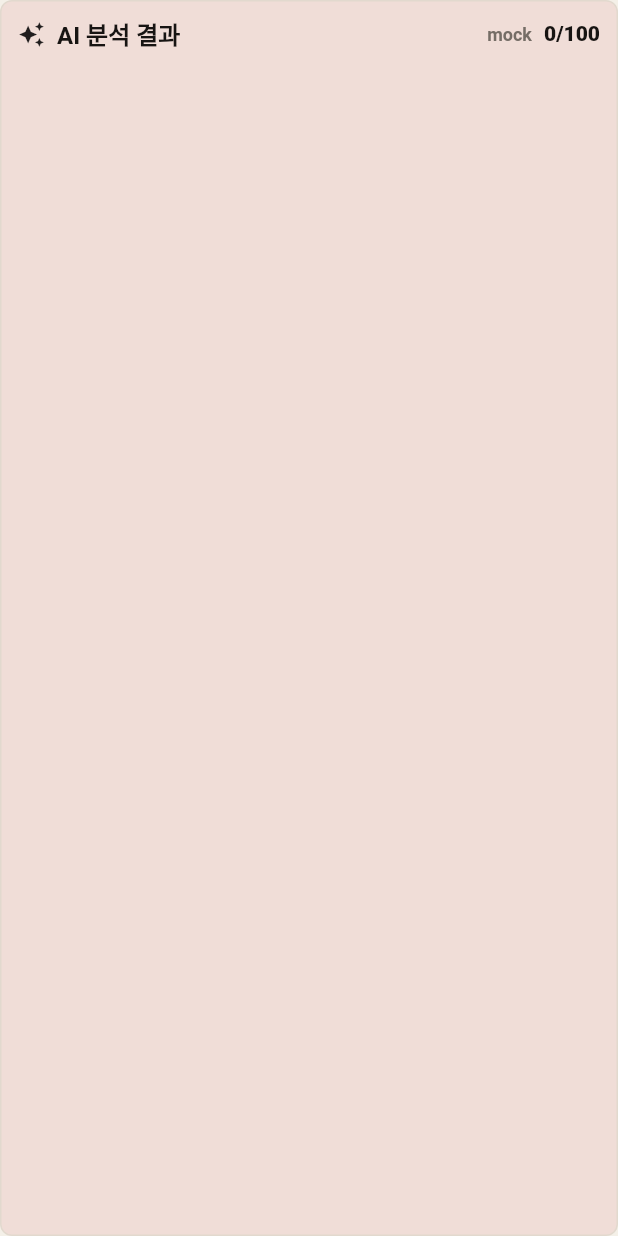
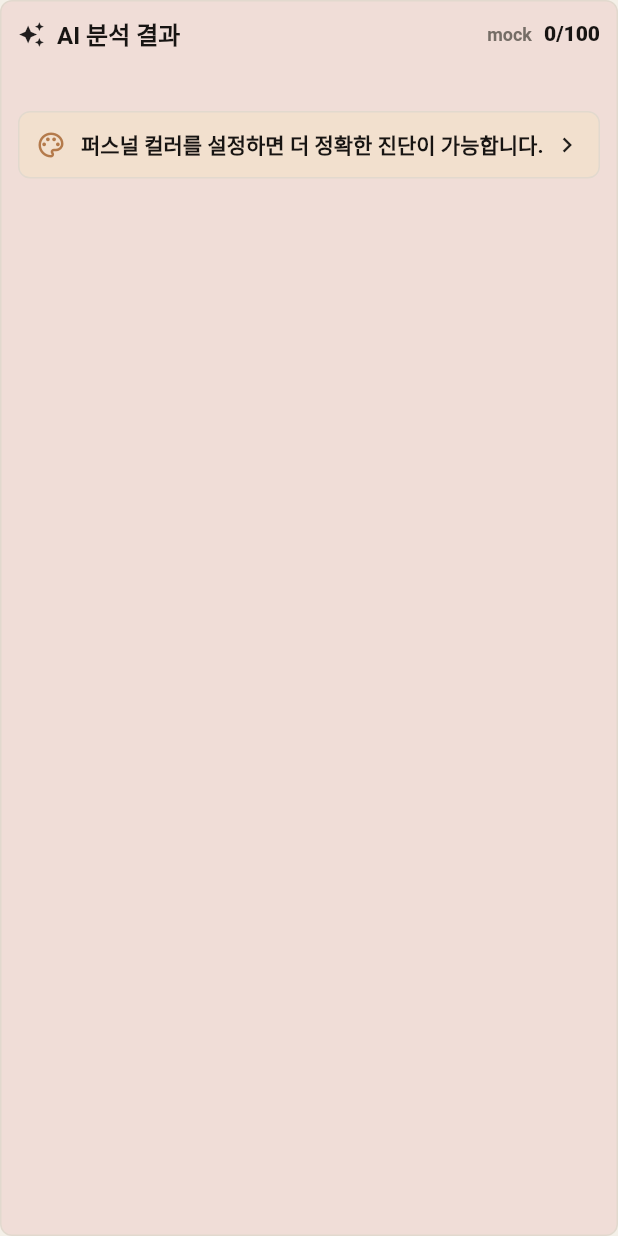
Before and after one commit to kjs3047/fitface, a Flutter app: the _SnapshotAiResultCard widget shown alone on an empty page, opened directly with empty values, on a phone screen of 412 x 824 dp. Run offline on Flutter 3.47's test engine with Material 3 defaults, Android fonts, the phone set to English and light mode, and no system bars; our stand-ins replace camera, flutter_riverpod, image_picker, permission_handler.

Commit message:
Fix overlay/AI lifecycle bugs and inject personal color into AI judgments
버그 픽스:
- 오버레이 위치/크기/투명도가 재시작 시 사라지던 문제 수정
  (CameraOverlayNotifier에 debounce 자동 저장 연결)
- OpenAI 어댑터 HttpClient 누수 정리 (Provider 1회 생성 + onDispose close)
- 앱→프록시 / 프록시→OpenAI 요청에 타임아웃 추가 (무한 "분석 중" 방지)
- 얼굴 사진 변경 후 메인 복귀 시 카메라가 간헐적으로 안 켜지던 문제 수정
  (camera_match에 lifecycle observer + init 토큰 레이스 가드 + 1회 자동 재시도)

기능:
- 저장된 퍼스널 컬러 진단을 모든 AI 판단(스냅샷/비교) 프롬프트에 주입,
  미설정 시 사진 정보만 사용하고 결과 화면에 설정 안내 배너 노출
  (AiAnalysisResult.usedPersonalColor 플래그 + PersonalColorHintBanner)

Co-Authored-By: Claude Fable 5 <noreply@anthropic.com>

```diff
--- a/lib/data/models/ai_analysis_result.dart
+++ b/lib/data/models/ai_analysis_result.dart
@@ -14,6 +14,7 @@ class AiAnalysisResult {
     this.analysisMode = 'imageAndFeatures',
     this.createdAt,
     this.rawFeatureSummary,
+    this.usedPersonalColor = false,
   });
 
   final int score;
@@ -31,6 +32,10 @@ class AiAnalysisResult {
   final DateTime? createdAt;
   final Map<String, dynamic>? rawFeatureSummary;
 
+  /// 저장된 퍼스널 컬러 결과가 분석 프롬프트에 반영됐는지 여부.
+  /// false면 UI에서 "퍼스널 컬러를 설정하면 더 정확해집니다" 안내를 띄운다.
+  final bool usedPersonalColor;
+
   AiAnalysisResult copyWith({
     int? score,
     String? comment,
@@ -46,6 +51,7 @@ class AiAnalysisResult {
     String? analysisMode,
     DateTime? createdAt,
     Map<String, dynamic>? rawFeatureSummary,
+    bool? usedPersonalColor,
   }) {
     return AiAnalysisResult(
       score: score ?? this.score,
@@ -62,6 +68,7 @@ class AiAnalysisResult {
       analysisMode: analysisMode ?? this.analysisMode,
       createdAt: createdAt ?? this.createdAt,
       rawFeatureSummary: rawFeatureSummary ?? this.rawFeatureSummary,
+      usedPersonalColor: usedPersonalColor ?? this.usedPersonalColor,
     );
   }
 
@@ -81,6 +88,7 @@ class AiAnalysisResult {
       'analysisMode': analysisMode,
       'createdAt': createdAt?.toIso8601String(),
       'rawFeatureSummary': rawFeatureSummary,
+      'usedPersonalColor': usedPersonalColor,
     };
   }
 
@@ -108,6 +116,7 @@ class AiAnalysisResult {
       analysisMode: json['analysisMode'] as String? ?? 'imageAndFeatures',
       createdAt: DateTime.tryParse(json['createdAt'] as String? ?? ''),
       rawFeatureSummary: json['rawFeatureSummary'] as Map<String, dynamic>?,
+      usedPersonalColor: json['usedPersonalColor'] as bool? ?? false,
     );
   }
 
--- a/lib/domain/services/ai_personal_color_service.dart
+++ b/lib/domain/services/ai_personal_color_service.dart
@@ -4,7 +4,6 @@ import '../../data/models/personal_color_result.dart';
 import 'image_feature_extractor.dart';
 import 'local_gemma_personal_color_service.dart';
 import 'mock_personal_color_service.dart';
-import 'open_ai_personal_color_service.dart';
 import 'personal_color_engine_adapter.dart';
 import 'personal_color_prompt_builder.dart';
 import 'personal_color_service.dart';
@@ -131,7 +130,7 @@ class AiPersonalColorService implements PersonalColorService {
         return _localGemmaService ??
             LocalGemmaPersonalColorService(settings: settings);
       case AiEngineMode.openAi:
-        return _openAiService ?? OpenAiPersonalColorService(settings: settings);
+        return _openAiService;
       case AiEngineMode.off:
       case AiEngineMode.mock:
         return null;
--- a/lib/presentation/screens/compare/snapshot_detail_screen.dart
+++ b/lib/presentation/screens/compare/snapshot_detail_screen.dart
@@ -12,6 +12,7 @@ import '../../../providers/service_provider.dart';
 import '../../../providers/snapshot_provider.dart';
 import '../../widgets/ai_processing_status.dart';
 import '../../widgets/app_top_bar.dart';
+import '../../widgets/personal_color_hint_banner.dart';
 import 'snapshot_image_viewer_screen.dart';
 
 class SnapshotDetailScreen extends ConsumerStatefulWidget {
@@ -422,6 +423,11 @@ class _SnapshotAiResultCard extends StatelessWidget {
                 style: Theme.of(context).textTheme.bodyMedium,
               ),
             ],
+            // 캐시된 결과는 퍼스널 컬러 반영 여부를 알 수 없어 안내하지 않는다.
+            if (result.engine != 'cached' && !result.usedPersonalColor) ...[
+              const SizedBox(height: 12),
+              const PersonalColorHintBanner(visible: true),
+            ],
           ],
         ),
       ),
--- a/lib/presentation/screens/personal_color/personal_color_screen.dart
+++ b/lib/presentation/screens/personal_color/personal_color_screen.dart
@@ -245,6 +245,8 @@ class _PersonalColorScreenState extends ConsumerState<PersonalColorScreen> {
       await ref
           .read(userProfileProvider.notifier)
           .savePersonalColorType(result.type);
+      // 새 진단을 이후 AI 판단 프롬프트에 반영하기 위해 캐시를 무효화한다.
+      ref.invalidate(savedPersonalColorProvider);
       if (!mounted) {
         return;
       }
--- a/lib/presentation/screens/settings/settings_screen.dart
+++ b/lib/presentation/screens/settings/settings_screen.dart
@@ -320,6 +320,8 @@ class SettingsScreen extends ConsumerWidget {
     }
     await ref.read(snapshotProvider.notifier).clearAiResults();
     await ref.read(personalColorRepositoryProvider).clearResult();
+    // 삭제된 진단이 이후 AI 판단 프롬프트에 남지 않도록 캐시를 무효화한다.
+    ref.invalidate(savedPersonalColorProvider);
     final profile = ref.read(userProfileProvider).valueOrNull;
     if (profile?.personalColorType != null) {
       await ref.read(userProfileProvider.notifier).clearPersonalColorType();
--- /dev/null
+++ b/lib/presentation/widgets/personal_color_hint_banner.dart
@@ -0,0 +1,64 @@
+import 'package:flutter/material.dart';
+
+import '../../core/theme/app_theme.dart';
+import '../routes/route_names.dart';
+
+/// AI 판단 결과에 퍼스널 컬러가 반영되지 않았을 때, 더 정확한 진단을 위해
+/// 퍼스널 컬러 설정을 안내하는 배너. [visible]이 false면 아무것도 그리지 않는다.
+///
+/// 잉크 스플래시용 추가 레이아웃 패스를 피하려고 InkWell/Material 대신
+/// GestureDetector를 사용한다(여러 리스트/카드 안에 안전하게 중첩되도록).
+class PersonalColorHintBanner extends StatelessWidget {
+  const PersonalColorHintBanner({
+    required this.visible,
+    this.onTap,
+    super.key,
+  });
+
+  final bool visible;
+
+  /// 누르면 퍼스널 컬러 화면으로 이동. null이면 기본 동작(라우트 이동)을 쓴다.
+  final VoidCallback? onTap;
+
+  @override
+  Widget build(BuildContext context) {
+    if (!visible) {
+      return const SizedBox.shrink();
+    }
+    return GestureDetector(
+      onTap: onTap ??
+          () => Navigator.pushNamed(context, RouteNames.personalColor),
+      child: DecoratedBox(
+        key: const Key('personal-color-hint-banner'),
+        decoration: BoxDecoration(
+          color: AppTheme.bronzeSoft,
+          borderRadius: BorderRadius.circular(8),
+          border: Border.all(color: AppTheme.line),
+        ),
+        child: Padding(
+          padding: const EdgeInsets.all(12),
+          child: Row(
+            children: [
+              const Icon(
+                Icons.palette_outlined,
+                size: 20,
+                color: AppTheme.bronze,
+              ),
+              const SizedBox(width: 10),
+              Expanded(
+                child: Text(
+                  '퍼스널 컬러를 설정하면 더 정확한 진단이 가능합니다.',
+                  style: Theme.of(context).textTheme.bodyMedium?.copyWith(
+                        color: AppTheme.ink,
+                        fontWeight: FontWeight.w700,
+                      ),
+                ),
+              ),
+              const Icon(Icons.chevron_right, size: 20),
+            ],
+          ),
+        ),
+      ),
+    );
+  }
+}
```
Also changed, not shown: lib/domain/services/ai_analysis_coordinator.dart (+24 -6 lines), lib/domain/services/ai_prompt_builder.dart (+42 -0 lines), lib/domain/services/open_ai_analysis_service.dart (+27 -9 lines), lib/domain/services/open_ai_personal_color_service.dart (+27 -9 lines), lib/openai_proxy/openai_proxy_server.dart (+16 -4 lines), lib/presentation/screens/camera_match/camera_match_screen.dart (+94 -9 lines), lib/presentation/screens/compare/compare_screen.dart (+7 -0 lines), lib/providers/camera_overlay_provider.dart (+29 -0 lines), lib/providers/service_provider.dart (+32 -0 lines), 2 other files.
